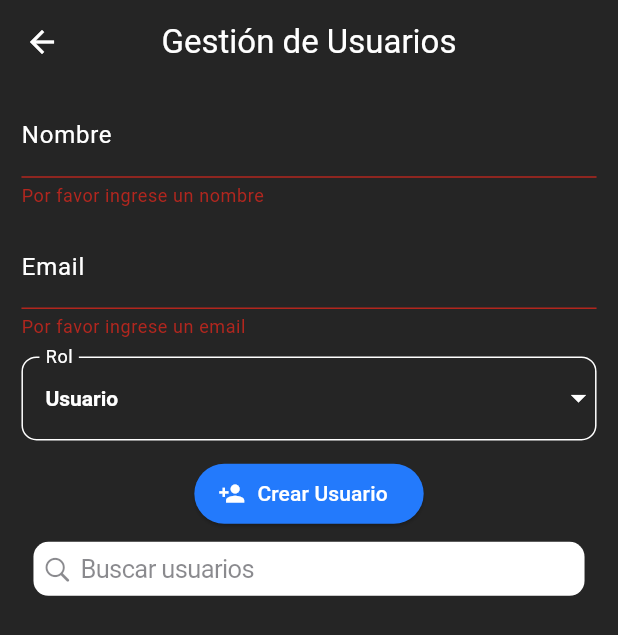
After one commit to FerxhoDev/MegaNetAd, a Flutter app: the UserManagementScreen screen opened by its route, after a tap on "Crear Usuario", on a phone screen of 412 x 824 dp. The commit adds this screen. Shown: the top 635 px of the screen. Run offline on Flutter 3.47's test engine with Material 3 defaults, Android fonts, the light colour scheme and no system bars; our stand-ins replace cloud_firestore, firebase_auth, firebase_core, flutter_screenutil, go_router, google_sign_in and 5 more; accounts and stored records are empty.

Commit message:
Modulo Users permitidos Add

```diff
--- a/meganetreports/lib/config/router/app_router.dart
+++ b/meganetreports/lib/config/router/app_router.dart
@@ -8,7 +8,7 @@ import 'package:meganetreports/presentation/screens/DashBoard/dashboard.dart';
 import 'package:meganetreports/presentation/screens/Pagos/listPagoClients.dart';
 import 'package:meganetreports/presentation/screens/Pagos/pagos.dart';
 import 'package:meganetreports/presentation/screens/Planes/planes.dart';
-import 'package:meganetreports/presentation/screens/Unautorized/Unaautorized.dart';
+import 'package:meganetreports/presentation/screens/Users/UsersPlat.dart';
 import 'package:meganetreports/presentation/screens/fotgotpassword/forgotpassword.dart';
 import 'package:meganetreports/presentation/screens/login/components/login.dart';
 import 'package:meganetreports/presentation/screens/signup/signup.dart';
@@ -56,6 +56,11 @@ final GoRouter appRouter = GoRouter(
             return const Dashboard();
           },
           routes: [
+            GoRoute(
+                path: 'users',
+                name: 'Users',
+                builder: (BuildContext context, GoRouterState state) => const UserManagementScreen(),
+              ),
             GoRoute(
               path: 'ListPago',
               name: 'ListPago',
--- a/meganetreports/lib/presentation/screens/DashBoard/dashboard.dart
+++ b/meganetreports/lib/presentation/screens/DashBoard/dashboard.dart
@@ -392,6 +392,16 @@ Future<void> fetchUserDetails() async {
               )),
         ],
       )),
+      floatingActionButton: userRole == 'Administrador'
+          ? FloatingActionButton.extended(
+            backgroundColor: const Color.fromRGBO(35, 122, 252, 1),
+            onPressed: () {
+               context.goNamed('Users');
+            },
+            icon: const Icon(Icons.group_add_outlined, color: Colors.white,),
+            label: const Text('Usuario', style: TextStyle(color: Colors.white),),
+          )
+          : null,
     );
   }
 }
--- /dev/null
+++ b/meganetreports/lib/presentation/screens/Users/UsersPlat.dart
@@ -0,0 +1,398 @@
+import 'package:flutter/cupertino.dart';
+import 'package:flutter/material.dart';
+import 'package:cloud_firestore/cloud_firestore.dart';
+import 'package:flutter_screenutil/flutter_screenutil.dart';
+
+class UserManagementScreen extends StatefulWidget {
+  const UserManagementScreen({super.key});
+
+  @override
+  _UserManagementScreenState createState() => _UserManagementScreenState();
+}
+
+class _UserManagementScreenState extends State<UserManagementScreen> {
+  final _formKey = GlobalKey<FormState>();
+  final _nameController = TextEditingController();
+  final _emailController = TextEditingController();
+  String _selectedRole = 'Usuario';
+  String _searchQuery = '';
+
+  final _editFormKey = GlobalKey<FormState>();
+
+
+
+  void _editUser(DocumentSnapshot document) {
+  Map<String, dynamic> data = document.data()! as Map<String, dynamic>;
+  _nameController.text = data['name'];
+  _emailController.text = data['email'];
+  _selectedRole = data['rol'];
+
+  showDialog(
+    context: context,
+    builder: (context) => AlertDialog(
+      backgroundColor: const Color.fromARGB(255, 37, 37, 37),
+      title: const Text('Editar Usuario', style: TextStyle(fontWeight: FontWeight.bold, color: Colors.white),),
+      content: Padding(
+        padding: const EdgeInsets.symmetric(horizontal: 8.0),
+        child: Form(
+          key: _editFormKey,
+          child: Column(
+            mainAxisSize: MainAxisSize.min,
+            children: [
+              TextFormField(
+                style: const TextStyle(color: Colors.white),
+                controller: _nameController,
+                decoration: const InputDecoration(
+                  labelText: 'Nombre',
+                  labelStyle: TextStyle(color: Colors.white),
+                ),
+                validator: (value) {
+                  if (value == null || value.isEmpty) {
+                    return 'Por favor ingrese un nombre';
+                  }
+                  return null;
+                },
+              ),
+              TextFormField(
+                style: const TextStyle(color: Colors.white),
+                controller: _emailController,
+                decoration: const InputDecoration(
+                  labelText: 'Email',
+                  labelStyle: TextStyle(color: Colors.white),
+                ),
+                validator: (value) {
+                  if (value == null || value.isEmpty) {
+                    return 'Por favor ingrese un email';
+                  }
+                  return null;
+                },
+              ),
+              Theme(
+                data: Theme.of(context).copyWith(
+                canvasColor: const Color.fromARGB(255, 37, 37, 37), // Cambia el color de fondo aquí
+              ),
+                child: DropdownButtonFormField<String>(
+                  style: const TextStyle(color: Colors.white, fontWeight: FontWeight.bold),
+                  icon: const Icon(Icons.arrow_drop_down, color: Colors.white),
+                  value: _selectedRole,
+                  items: ['Usuario', 'Administrador']
+                      .map((role) => DropdownMenuItem(
+                            value: role,
+                            child: Text(role),
+                          ))
+                      .toList(),
+                  onChanged: (value) {
+                    setState(() {
+                      _selectedRole = value!;
+                    });
+                  },
+                  decoration: const InputDecoration(
+                    labelText: 'Rol',
+                    labelStyle: TextStyle(color: Colors.white),
+                  ),
+                ),
+              ),
+            ],
+          ),
+        ),
+      ),
+      actions: [
+        TextButton(
+          onPressed: () => Navigator.pop(context),
+          child: const Text('Cancelar', style: TextStyle(color: Colors.white),),
+        ),
+        TextButton(
+          onPressed: () => _updateUser(document.id),
+          child: const Text('Actualizar', style: TextStyle(color: Colors.white),),
+        ),
+      ],
+    ),
+  );
+}
+
+void _updateUser(String documentId) async {
+  if (_editFormKey.currentState!.validate()) {
+    String email = _emailController.text;
+
+    // Check if the new email already exists (excluding the current user)
+    QuerySnapshot query = await FirebaseFirestore.instance
+        .collection('usersperm')
+        .where('email', isEqualTo: email)
+        .get();
+
+    bool emailExists = query.docs.any((doc) => doc.id != documentId);
+
+    if (!emailExists) {
+      await FirebaseFirestore.instance.collection('usersperm').doc(documentId).update({
+        'name': _nameController.text,
+        'email': _emailController.text,
+        'rol': _selectedRole,
+      });
+
+      Navigator.pop(context);
+      ScaffoldMessenger.of(context).showSnackBar(
+        SnackBar(content: Text('Usuario actualizado exitosamente')),
+      );
+    } else {
+      ScaffoldMessenger.of(context).showSnackBar(
+        SnackBar(content: Text('El correo ya está registrado por otro usuario')),
+      );
+    }
+  }
+}
+
+  @override
+  Widget build(BuildContext context) {
+    return Scaffold(
+      backgroundColor: const Color.fromARGB(255, 37, 37, 37),
+      appBar: AppBar(
+        backgroundColor: const Color.fromARGB(255, 37, 37, 37),
+        title: const Text('Gestión de Usuarios', style: TextStyle(color: Colors.white),),
+        centerTitle: true,
+        iconTheme: const IconThemeData(color: Colors.white),
+      ),
+      body: Padding(
+        padding: EdgeInsets.only(left: 25.w, right: 25.w, bottom: 16.h),
+        child: Column(
+          children: [
+            _buildUserForm(),
+            _buildSearchBar(),
+            Expanded(child: _buildUserList()),
+          ],
+        ),
+      ),
+    );
+  }
+
+  OutlineInputBorder focusBordT(Color colorBorder) {
+    return OutlineInputBorder(
+      borderRadius: const BorderRadius.all(Radius.circular(10)),
+     borderSide: BorderSide(color: colorBorder),
+    );
+  }
+
+  OutlineInputBorder eneableBordT() {
+    return const OutlineInputBorder(
+      borderRadius: BorderRadius.all(Radius.circular(10)),
+      borderSide: BorderSide(color: Colors.white),
+    );
+  }
+
+
+  Widget _buildUserForm() {
+    return Form(
+      key: _formKey,
+      child: Column(
+        children: [
+          SizedBox(height: 10.h),
+          TextFormField(
+            style: const TextStyle(color: Colors.white, fontWeight: FontWeight.bold),
+            controller: _nameController,
+            decoration: InputDecoration(
+              labelText: 'Nombre',
+              labelStyle: const TextStyle(color: Colors.white),
+              enabledBorder: eneableBordT(),
+              focusedBorder: focusBordT(Colors.white),
+            ),
+            validator: (value) {
+              if (value == null || value.isEmpty) {
+                return 'Por favor ingrese un nombre';
+              }
+              return null;
+            },
+          ),
+          SizedBox(height: 18.h),
+          TextFormField(
+            style: const TextStyle(color: Colors.white, fontWeight: FontWeight.bold),
+            controller: _emailController,
+            decoration: InputDecoration(
+              labelText: 'Email',
+              labelStyle: const TextStyle(color: Colors.white),
+              enabledBorder: eneableBordT(),
+              focusedBorder: focusBordT(Colors.white),
+            ),
+            validator: (value) {
+              if (value == null || value.isEmpty) {
+                return 'Por favor ingrese un email';
+              }
+              return null;
+            },
+          ),
+          SizedBox(height: 18.h),
+          Theme(
+            data: Theme.of(context).copyWith(
+              canvasColor: const Color.fromARGB(255, 37, 37, 37), // Cambia el color de fondo aquí
+            ),
+            child: DropdownButtonFormField<String>(
+              icon: const Icon(Icons.arrow_drop_down, color: Colors.white),
+              style: const TextStyle(color: Colors.white, fontWeight: FontWeight.bold),
+              value: _selectedRole,
+              items: ['Usuario', 'Administrador']
+                  .map((role) => DropdownMenuItem(
+                        value: role,
+                        child: Text(role),
+                      ))
+                  .toList(),
+              onChanged: (value) {
+                setState(() {
+                  _selectedRole = value!;
+                });
+              },
+              decoration: const InputDecoration(
+                labelText: 'Rol',
+                labelStyle: TextStyle(color: Colors.white),
+                enabledBorder: OutlineInputBorder(
+                  borderRadius: BorderRadius.all(Radius.circular(10)),
+                  borderSide: BorderSide(color: Colors.white),
+                ),
+                focusedBorder: OutlineInputBorder(
+                  borderRadius: BorderRadius.all(Radius.circular(10)),
+                  borderSide: BorderSide(color: Colors.white),
+                ),
+              ),
+            ),
+          ),
+          SizedBox(height: 18.h),
+          ElevatedButton.icon(
+            style: ElevatedButton.styleFrom(
+              backgroundColor: const Color.fromRGBO(35, 122, 252, 1),
+            ),
+            onPressed: _submitForm,
+            label: const Text('Crear Usuario', style: TextStyle(color: Colors.white),),
+            icon: const Icon(Icons.person_add, color: Colors.white,),
+          ),
+        ],
+      ),
+    );
+  }
+
+  Widget _buildSearchBar() {
+  return Padding(
+    padding: const EdgeInsets.all(8.0),
+    child: CupertinoSearchTextField(
+      decoration: BoxDecoration(
+        color: Colors.white,
+        borderRadius: BorderRadius.circular(10),
+      ),
+      placeholder: 'Buscar usuarios',
+      onChanged: (value) {
+        setState(() {
+          _searchQuery = value;
+        });
+      },
+    ),
+  );
+}
+
+  Widget _buildUserList() {
+    return StreamBuilder<QuerySnapshot>(
+      stream: FirebaseFirestore.instance.collection('usersperm').snapshots(),
+      builder: (context, snapshot) {
+        if (!snapshot.hasData) return CircularProgressIndicator();
+
+        var users = snapshot.data!.docs;
+        var filteredUsers = users.where((user) =>
+            user['name'].toLowerCase().contains(_searchQuery.toLowerCase()) ||
+            user['email'].toLowerCase().contains(_searchQuery.toLowerCase()));
+
+        return ListView(
+          children: filteredUsers.map((user) => _buildUserListItem(user)).toList(),
+        );
+      },
+    );
+  }
+
+  Widget _buildUserListItem(DocumentSnapshot document) {
+    Map<String, dynamic> data = document.data()! as Map<String, dynamic>;
+
+    return Column(
+      children: [
+        Container(
+          decoration: const BoxDecoration(
+            color: Colors.white70,
+            borderRadius: BorderRadius.all(Radius.circular(10)),
+          ),
+          child: ListTile(
+            title: Text(data['name']),
+            subtitle: Text('${data['email']} - ${data['rol']}'),
+            trailing: Row(
+              mainAxisSize: MainAxisSize.min,
+              children: [
+                IconButton(
+                  icon: Icon(Icons.edit),
+                  onPressed: () => _editUser(document),
+                ),
+                IconButton(
+                  icon: Icon(Icons.delete),
+                  onPressed: () => _deleteUser(document.id),
+                ),
+              ],
+            ),
+          ),
+        ),
+        SizedBox(height: 10.h),
+      ],
+    );
+  }
+
+  void _submitForm() async {
+  if (_formKey.currentState!.validate()) {
+    String email = _emailController.text;
+
+    // Consulta a Firestore para verificar si el correo ya existe
+    QuerySnapshot query = await FirebaseFirestore.instance
+        .collection('usersperm')
+        .where('email', isEqualTo: email)
+        .get();
+
+    if (query.docs.isEmpty) {
+      // Si no hay documentos, el correo no existe y se puede agregar el usuario
+      await FirebaseFirestore.instance.collection('usersperm').add({
+        'name': _nameController.text,
+        'email': _emailController.text,
+        'rol': _selectedRole,
+      });
+
+      // Limpiar los campos del formulario
+      _nameController.clear();
+      _emailController.clear();
+      setState(() {
+        _selectedRole = 'Usuario';
+      });
+
+      ScaffoldMessenger.of(context).showSnackBar(
+        const SnackBar(content: Text('Usuario creado exitosamente')),
+      );
+    } else {
+      // Si el correo ya existe, muestra un mensaje de error
+      ScaffoldMessenger.of(context).showSnackBar(
+        const SnackBar(content: Text('El correo ya está registrado')),
+      );
+    }
+  }
+}
+
+  void _deleteUser(String documentId) {
+    // confirmación de eliminación
+    showDialog(
+      context: context,
+      builder: (context) => AlertDialog(
+        title: const Text('Confirmación'),
+        content: const Text('¿Estás seguro de que deseas eliminar este usuario?'),
+        actions: [
+          TextButton(
+            onPressed: () => Navigator.pop(context),
+            child: const Text('Cancelar'),
+          ),
+          TextButton(
+            onPressed: () {
+              FirebaseFirestore.instance.collection('usersperm').doc(documentId).delete();
+              Navigator.pop(context);
+            },
+            child: const Text('Eliminar'),
+          ),
+        ],
+      ),
+    );
+  }
+}
```
